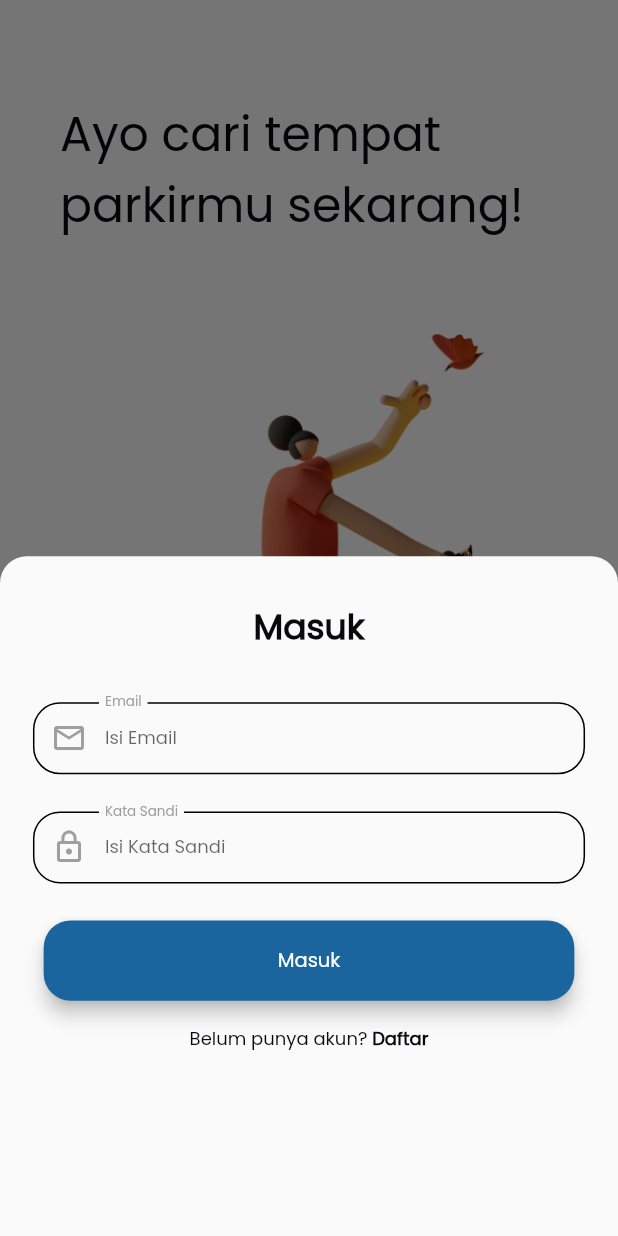
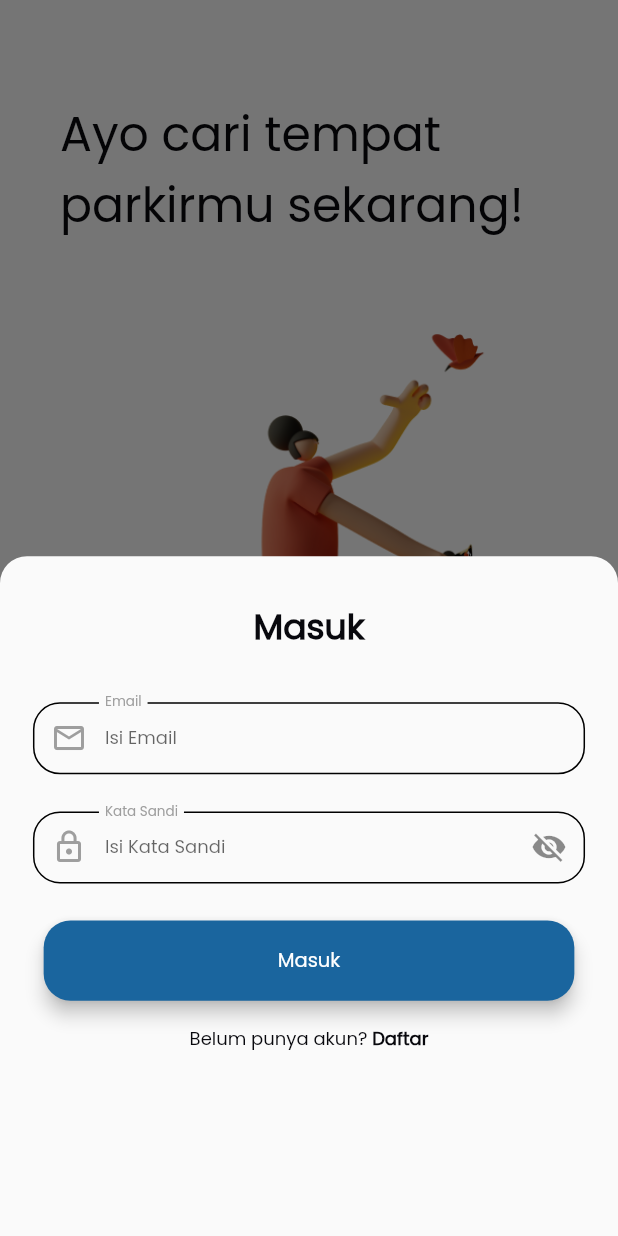
Before and after one commit to RyzAnugrah/parking_u, a Flutter app: the screen it shows after launch, after a tap on "Masuk", on a phone screen of 412 x 824 dp. Run offline on Flutter 3.47's test engine with Material 2 defaults, Android fonts, the phone set to English and light mode, and no system bars; our stand-ins replace auto_size_text, awesome_dialog, device_preview, dio, geocoding, geolocator and 2 more; accounts and stored records are empty.

Commit message:
add show pass form

```diff
--- a/lib/views/login/login_screen.dart
+++ b/lib/views/login/login_screen.dart
@@ -24,6 +24,8 @@ class LoginScreen extends StatefulWidget {
 
 class _LoginScreenState extends State<LoginScreen> with Validation {
   final formKey = GlobalKey<FormState>();
+
+  bool isHiddenPassword = true;
 
   TextEditingController emailTC = TextEditingController();
   TextEditingController passTC = TextEditingController();
@@ -358,7 +360,7 @@ class _LoginScreenState extends State<LoginScreen> with Validation {
     return TextFormField(
       controller: passTC,
       cursorColor: secondaryTextColor,
-      obscureText: true,
+      obscureText: isHiddenPassword,
       style: TextStyle(
         fontSize: caption,
         color: secondaryTextColor,
@@ -367,6 +369,16 @@ class _LoginScreenState extends State<LoginScreen> with Validation {
         prefixIcon: Icon(
           Icons.lock_outline,
           color: Colors.grey,
+        ),
+        suffixIcon: InkWell(
+          onTap: () {
+            setState(() {
+              isHiddenPassword = !isHiddenPassword;
+            });
+          },
+          child: Icon(
+            isHiddenPassword ? Icons.visibility_off : Icons.visibility
+            ),
         ),
         labelText: 'Kata Sandi',
         labelStyle: TextStyle(
```
Also changed, not shown: lib/views/account/components/body.dart (+23 -2 lines), lib/views/login/register_screen.dart (+23 -2 lines).
